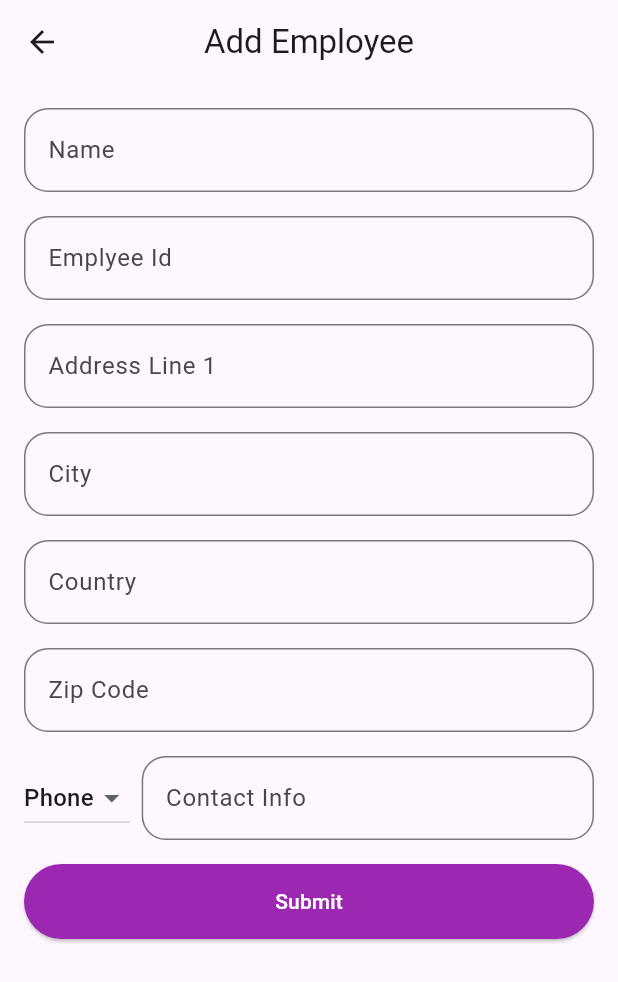
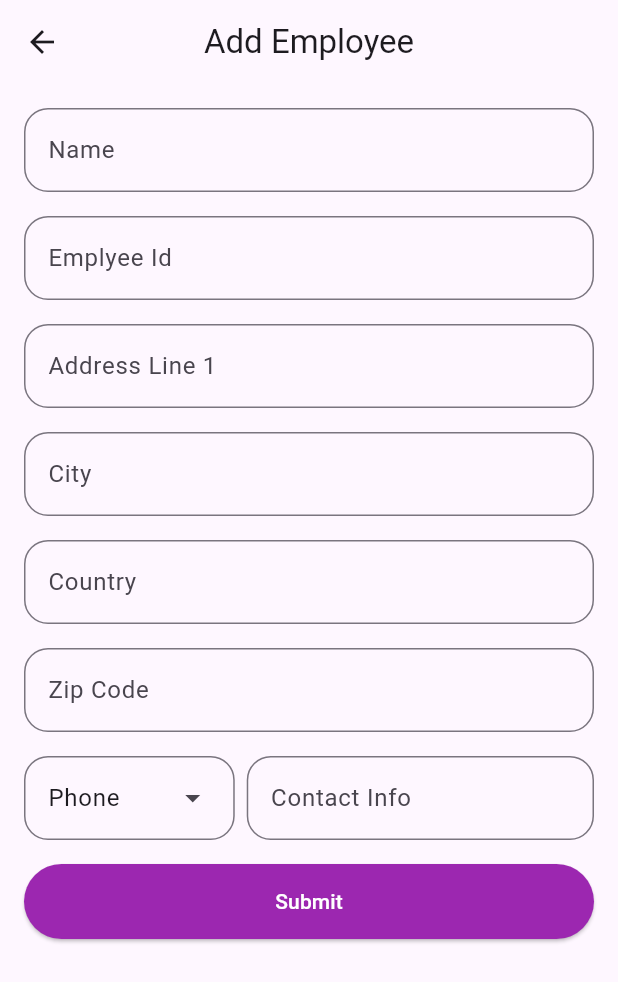
Before and after one commit to Akhand-Pratap-Tiwari/cosmo_test_CRUD_app, a Flutter app: the screen it shows after launch, after a tap on "Add Employee", on a phone screen of 412 x 824 dp. Shown: the top 982 px of the screen. Run offline on Flutter 3.47's test engine with Material 3 defaults, Android fonts, the light colour scheme and no system bars.

Commit message:
Create Delete Fetch Fetch List working properly UI modification started

```diff
--- a/lib/api_calling_funcs/create_employee.dart
+++ b/lib/api_calling_funcs/create_employee.dart
@@ -5,7 +5,7 @@ import 'dart:convert';
 
 import '../secs/secrets.dart'; // For JSON encoding and decoding
 
-void createEmployee(Employee emp) async {
+Future<void> createEmployee(Employee emp) async {
   // Employee emp;
   try {
     // var json = emp.toJson();
--- a/lib/api_calling_funcs/list_employee.dart
+++ b/lib/api_calling_funcs/list_employee.dart
@@ -9,11 +9,12 @@ Future<List<Employee>> getEmployeeList(
     {required int limit, required int offset}) async {
   List<Employee> employeeList = [];
   try {
-    debugPrint("debug: Here");
+    // debugPrint("debug: Here");
     final response = await http.get(Uri.parse('$baseApiUrl?limit=$limit&offset=$offset'), headers: defaultHeader);
     if (response.statusCode == 200) {
       List<dynamic> jsonData = json.decode(response.body)['data'];
       employeeList = jsonData.map((json) => Employee.fromJson(json)).toList();
+      debugPrint("debug: " + employeeList.toString());
     } else {
       throw Exception('Failed to load employees');
     }
--- a/lib/main.dart
+++ b/lib/main.dart
@@ -1,3 +1,4 @@
+import 'package:cosmo_test_app/univ_design_params.dart';
 import 'package:flutter/material.dart';
 
 import 'screens/home_screen/home_screen.dart';
@@ -16,7 +17,7 @@ class MyApp extends StatelessWidget {
       theme: ThemeData(
         colorScheme: ColorScheme.fromSeed(seedColor: Colors.deepPurple),
         inputDecorationTheme: Theme.of(context).inputDecorationTheme.copyWith(
-              border: OutlineInputBorder(borderRadius: BorderRadius.circular(16)),
+              border: OutlineInputBorder(borderRadius: defaultBorderRadius),
             ),
         useMaterial3: true,
       ),
--- a/lib/models/employee.dart
+++ b/lib/models/employee.dart
@@ -1,7 +1,7 @@
 enum ContactMethod { EMAIL, PHONE }
 
 class Employee {
-  String? _id;
+  String? id;
   String name;
   String empId;
   String addLine1;
@@ -13,7 +13,7 @@ class Employee {
 
 
   Employee(
-    this._id,
+    this.id,
     {
     required this.name,
     required this.empId,
@@ -44,7 +44,7 @@ class Employee {
 
   factory Employee.fromJson(Map<String, dynamic> json) {
     return Employee(
-        json['id'],
+        json['_id'],
         name: json['name'],
         empId: json['empId'],
         addLine1: json['addLine1'],
--- a/lib/screens/add_emp_screen/add_employee.dart
+++ b/lib/screens/add_emp_screen/add_employee.dart
@@ -1,3 +1,4 @@
+import 'package:cosmo_test_app/univ_design_params.dart';
 import 'package:flutter/material.dart';
 
 import '../../api_calling_funcs/create_employee.dart';
@@ -37,6 +38,7 @@ class EmployeeCreationFormState extends State<EmployeeCreationForm> {
   String? country;
   String? zipCode;
   ContactMethod contactMethod = ContactMethod.PHONE;
+  String dropDownValue = "PHONE";
   String? contactValue;
 
   @override
@@ -121,26 +123,26 @@ class EmployeeCreationFormState extends State<EmployeeCreationForm> {
               child: Row(
                 mainAxisSize: MainAxisSize.min,
                 children: [
-                  DropdownButton(
-                    // underline: ,
-                    borderRadius: BorderRadius.circular(16.0),
-                    padding: EdgeInsets.only(right: 8.0),
-                    value: "PHONE",
-                    items: [
-                      DropdownMenuItem(
-                        child: Text("Email"),
-                        value: "EMAIL",
+                  Padding(
+                    padding: const EdgeInsets.only(right: 8.0),
+                    child: DropdownMenu(
+                      inputDecorationTheme: InputDecorationTheme(
+                        border: OutlineInputBorder(
+                          borderRadius: defaultBorderRadius,
+                        ),
                       ),
-                      DropdownMenuItem(
-                        child: Text("Phone"),
-                        value: "PHONE",
-                      )
-                    ],
-                    onChanged: (value) {
-                      contactMethod = (value == "EMAIL")
-                          ? ContactMethod.EMAIL
-                          : ContactMethod.PHONE;
-                    },
+                      initialSelection: "PHONE",
+                      dropdownMenuEntries: [
+                        DropdownMenuEntry(value: "EMAIL", label: "Email"),
+                        DropdownMenuEntry(value: "PHONE", label: "Phone"),
+                      ],
+                      onSelected: (value) {
+                        dropDownValue = value!;
+                        contactMethod = (value == "EMAIL")
+                            ? ContactMethod.EMAIL
+                            : ContactMethod.PHONE;
+                      },
+                    ),
                   ),
                   Flexible(
                     child: TextFormField(
@@ -173,7 +175,16 @@ class EmployeeCreationFormState extends State<EmployeeCreationForm> {
                     ScaffoldMessenger.of(context).showSnackBar(
                       const SnackBar(content: Text('Processing Data')),
                     );
-
+                    showDialog(
+                      context: context,
+                      barrierDismissible: false,
+                      builder: (context) => AlertDialog(
+                        backgroundColor: Colors.transparent,
+                        content: Center(
+                          child: CircularProgressIndicator(),
+                        ),
+                      ),
+                    );
                     createEmployee(
                       Employee(
                         null,
@@ -186,6 +197,8 @@ class EmployeeCreationFormState extends State<EmployeeCreationForm> {
                         contactMethod: contactMethod,
                         contactValue: contactValue!,
                       ),
+                    ).then(
+                      (value) => Navigator.pop(context),
                     );
                   }
                 },
--- a/lib/screens/home_screen/home_screen.dart
+++ b/lib/screens/home_screen/home_screen.dart
@@ -1,11 +1,20 @@
+import 'package:cosmo_test_app/api_calling_funcs/delete_employee.dart';
 import 'package:cosmo_test_app/api_calling_funcs/list_employee.dart';
 import 'package:cosmo_test_app/screens/add_emp_screen/add_employee.dart';
 import 'package:flutter/material.dart';
 import '../../models/employee.dart';
+import '../../univ_design_params.dart';
 import '../emp_details_screen/emp_details_screen.dart';
 
-class HomeScreen extends StatelessWidget {
+class HomeScreen extends StatefulWidget {
   const HomeScreen({super.key});
+
+  @override
+  State<HomeScreen> createState() => _HomeScreenState();
+}
+
+class _HomeScreenState extends State<HomeScreen> {
+  Widget empList = EmployeesList();
 
   @override
   Widget build(BuildContext context) {
@@ -16,17 +25,27 @@ class HomeScreen extends StatelessWidget {
       ),
       body: Padding(
         padding: const EdgeInsets.only(bottom: 20.0),
-        child: EmployeesList(),
+        child: empList,
       ),
       floatingActionButton: FloatingActionButton.extended(
         onPressed: () {
-          Navigator.push(context, MaterialPageRoute(builder: (context) => AddEmployeeScreen(),));
-
+          Navigator.push(context,
+                  MaterialPageRoute(builder: (context) => AddEmployeeScreen()))
+              .then(
+            (value) {
+              setState(() {
+                empList = EmployeesList(
+                  key: GlobalKey(),
+                );
+              });
+            },
+          );
         },
         label: Text("Add Employee"),
         icon: Icon(Icons.add),
       ),
     );
+    ;
   }
 }
 
@@ -43,6 +62,7 @@ class EmployeesListState extends State<EmployeesList> {
   final int limit = 10;
   int offset = 0;
   void loadEmployeesList() {
+    // locKey();
     _isLoading = true;
     getEmployeeList(limit: limit, offset: offset).then((empList) => {
           setState(() {
@@ -62,6 +82,7 @@ class EmployeesListState extends State<EmployeesList> {
 
   @override
   Widget build(BuildContext context) {
+    // return NoEmployeesAdded();
     // var response = http.get(Uri.parse('baseApiUrl?limit=$limit&offset=$offset'));
     return !_isLoading && employees.isEmpty
         ? NoEmployeesAdded()
@@ -76,6 +97,7 @@ class EmployeesListState extends State<EmployeesList> {
               return false;
             },
             child: ListView.builder(
+              padding: EdgeInsets.all(8.0),
               itemCount: employees.length + 1,
               itemBuilder: (context, index) {
                 if (index == employees.length) {
@@ -83,15 +105,40 @@ class EmployeesListState extends State<EmployeesList> {
                       ? Center(child: CircularProgressIndicator())
                       : SizedBox.shrink();
                 }
-                return ListTile(
-                  title: Text(employees[index].name),
-                  subtitle: Text(employees[index].empId),
-                  onTap: () => Navigator.push(
+                return Container(
+                  // padding: EdgeInsets.all(4.0),
+                  margin: EdgeInsets.all(8.0),
+                  decoration: BoxDecoration(
+                    borderRadius: defaultBorderRadius,
+                    color: Colors.amber,
+                  ),
+                  child: ListTile(
+                    trailing: IconButton(
+                      color: Colors.red,
+                      onPressed: () =>
+                          deleteEmployee(employees[index].id!).then(
+                        (_) => setState(() {
+                          // limit = 10;
+                          offset = 0;
+                          employees = [];
+                          loadEmployeesList();
+                        }),
+                      ),
+                      icon: Icon(Icons.delete),
+                    ),
+                    shape: CircleBorder(),
+                    // tileColor: Colors.amber,
+
+                    title: Text(employees[index].name),
+                    subtitle: Text(employees[index].empId),
+                    onTap: () => Navigator.push(
                       context,
                       MaterialPageRoute(
                         builder: (context) =>
                             EmployeeDetailsScreen(employee: employees[index]),
-                      )),
+                      ),
+                    ),
+                  ),
                 );
               },
             ),
@@ -105,8 +152,15 @@ class NoEmployeesAdded extends StatelessWidget {
   @override
   Widget build(BuildContext context) {
     return Center(
-      child: Text(
-          "Oops looks like there is no one added in the list.\nTry to refresh or add employees."),
+      child: Container(
+        padding: EdgeInsets.all(16.0),
+        decoration: BoxDecoration(
+          color: Colors.purpleAccent.withOpacity(0.3),
+          borderRadius: defaultBorderRadius,
+        ),
+        child: Text(
+            "Oops looks like there is no one added in the list.\nTry to refresh or add employees."),
+      ),
     );
   }
 }
--- /dev/null
+++ b/lib/univ_design_params.dart
@@ -0,0 +1,3 @@
+import 'package:flutter/material.dart';
+
+var defaultBorderRadius = BorderRadius.circular(16.0);
```
Also changed, not shown: lib/api_calling_funcs/delete_employee.dart (+5 -3 lines).
